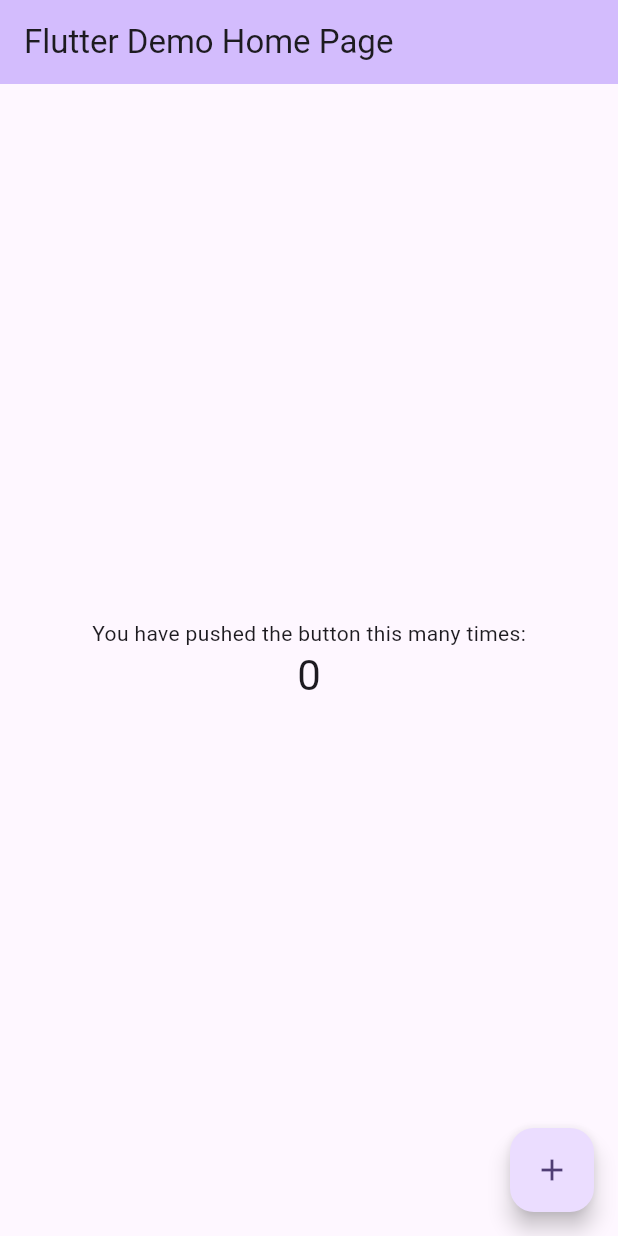
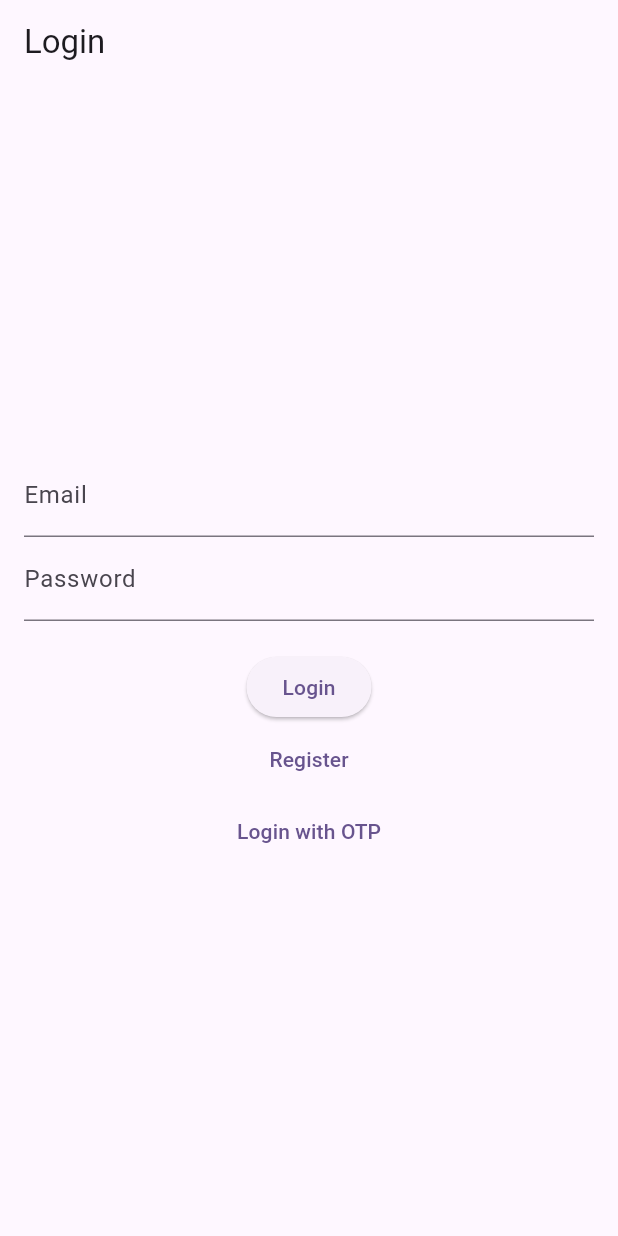
Before and after one commit to anushak1695/f2fproject, a Flutter app: the screen it shows after launch, on a phone screen of 412 x 824 dp. Run offline on Flutter 3.47's test engine with Material 3 defaults, Android fonts, the light colour scheme and no system bars; accounts and stored records are empty.

Commit message:
Add authentication flow with provider integration
- Updated `pubspec.yaml` to include the `provider` dependency.
- Refactored `main.dart` to use `ChangeNotifierProvider` for `AuthViewModel`.
- Created `LoginPage`, `RegisterPage`, `OtpPage`, and `ProfilePage` for user authentication.
- Implemented navigation between pages and basic UI for login, registration, and OTP verification.
- Added loading indicators during authentication processes.

```diff
--- a/lib/main.dart
+++ b/lib/main.dart
@@ -1,122 +1,28 @@
+import 'package:f2fproject/viewmodels/auth_viewmodel.dart';
+import 'package:f2fproject/views/login_page.dart';
 import 'package:flutter/material.dart';
+import 'package:provider/provider.dart';
 
 void main() {
-  runApp(const MyApp());
+  runApp(
+    ChangeNotifierProvider(
+      create: (_) => AuthViewModel(),
+      child: const MyApp(),
+    ),
+  );
 }
 
 class MyApp extends StatelessWidget {
   const MyApp({super.key});
 
-  // This widget is the root of your application.
   @override
   Widget build(BuildContext context) {
     return MaterialApp(
       title: 'Flutter Demo',
       theme: ThemeData(
-        // This is the theme of your application.
-        //
-        // TRY THIS: Try running your application with "flutter run". You'll see
-        // the application has a purple toolbar. Then, without quitting the app,
-        // try changing the seedColor in the colorScheme below to Colors.green
-        // and then invoke "hot reload" (save your changes or press the "hot
-        // reload" button in a Flutter-supported IDE, or press "r" if you used
-        // the command line to start the app).
-        //
-        // Notice that the counter didn't reset back to zero; the application
-        // state is not lost during the reload. To reset the state, use hot
-        // restart instead.
-        //
-        // This works for code too, not just values: Most code changes can be
-        // tested with just a hot reload.
         colorScheme: ColorScheme.fromSeed(seedColor: Colors.deepPurple),
       ),
-      home: const MyHomePage(title: 'Flutter Demo Home Page'),
+      home: const LoginPage(),
     );
   }
 }
-
-class MyHomePage extends StatefulWidget {
-  const MyHomePage({super.key, required this.title});
-
-  // This widget is the home page of your application. It is stateful, meaning
-  // that it has a State object (defined below) that contains fields that affect
-  // how it looks.
-
-  // This class is the configuration for the state. It holds the values (in this
-  // case the title) provided by the parent (in this case the App widget) and
-  // used by the build method of the State. Fields in a Widget subclass are
-  // always marked "final".
-
-  final String title;
-
-  @override
-  State<MyHomePage> createState() => _MyHomePageState();
-}
-
-class _MyHomePageState extends State<MyHomePage> {
-  int _counter = 0;
-
-  void _incrementCounter() {
-    setState(() {
-      // This call to setState tells the Flutter framework that something has
-      // changed in this State, which causes it to rerun the build method below
-      // so that the display can reflect the updated values. If we changed
-      // _counter without calling setState(), then the build method would not be
-      // called again, and so nothing would appear to happen.
-      _counter++;
-    });
-  }
-
-  @override
-  Widget build(BuildContext context) {
-    // This method is rerun every time setState is called, for instance as done
-    // by the _incrementCounter method above.
-    //
-    // The Flutter framework has been optimized to make rerunning build methods
-    // fast, so that you can just rebuild anything that needs updating rather
-    // than having to individually change instances of widgets.
-    return Scaffold(
-      appBar: AppBar(
-        // TRY THIS: Try changing the color here to a specific color (to
-        // Colors.amber, perhaps?) and trigger a hot reload to see the AppBar
-        // change color while the other colors stay the same.
-        backgroundColor: Theme.of(context).colorScheme.inversePrimary,
-        // Here we take the value from the MyHomePage object that was created by
-        // the App.build method, and use it to set our appbar title.
-        title: Text(widget.title),
-      ),
-      body: Center(
-        // Center is a layout widget. It takes a single child and positions it
-        // in the middle of the parent.
-        child: Column(
-          // Column is also a layout widget. It takes a list of children and
-          // arranges them vertically. By default, it sizes itself to fit its
-          // children horizontally, and tries to be as tall as its parent.
-          //
-          // Column has various properties to control how it sizes itself and
-          // how it positions its children. Here we use mainAxisAlignment to
-          // center the children vertically; the main axis here is the vertical
-          // axis because Columns are vertical (the cross axis would be
-          // horizontal).
-          //
-          // TRY THIS: Invoke "debug painting" (choose the "Toggle Debug Paint"
-          // action in the IDE, or press "p" in the console), to see the
-          // wireframe for each widget.
-          mainAxisAlignment: MainAxisAlignment.center,
-          children: <Widget>[
-            const Text('You have pushed the button this many times:'),
-            Text(
-              '$_counter',
-              style: Theme.of(context).textTheme.headlineMedium,
-            ),
-          ],
-        ),
-      ),
-      floatingActionButton: FloatingActionButton(
-        onPressed: _incrementCounter,
-        tooltip: 'Increment',
-        child: const Icon(Icons.add),
-      ), // This trailing comma makes auto-formatting nicer for build methods.
-    );
-  }
-}
--- /dev/null
+++ b/lib/models/user_model.dart
@@ -0,0 +1,13 @@
+class UserModel {
+  final String id;
+  final String name;
+  final String email;
+  final String? phone;
+
+  UserModel({
+    required this.id,
+    required this.name,
+    required this.email,
+    this.phone,
+  });
+}
--- /dev/null
+++ b/lib/viewmodels/auth_viewmodel.dart
@@ -0,0 +1,56 @@
+import 'package:flutter/material.dart';
+import '../models/user_model.dart';
+
+class AuthViewModel extends ChangeNotifier {
+  UserModel? _user;
+  bool _isLoading = false;
+  String? _otp;
+
+  UserModel? get user => _user;
+  bool get isLoading => _isLoading;
+  String? get otp => _otp;
+
+  Future<void> login(String email, String password) async {
+    _isLoading = true;
+    notifyListeners();
+    // Simulate login
+    await Future.delayed(const Duration(seconds: 1));
+    _user = UserModel(id: '1', name: 'Test User', email: email);
+    _isLoading = false;
+    notifyListeners();
+  }
+
+  Future<void> register(String name, String email, String password) async {
+    _isLoading = true;
+    notifyListeners();
+    // Simulate registration
+    await Future.delayed(const Duration(seconds: 1));
+    _user = UserModel(id: '2', name: name, email: email);
+    _isLoading = false;
+    notifyListeners();
+  }
+
+  Future<void> sendOtp(String phone) async {
+    _isLoading = true;
+    notifyListeners();
+    // Simulate sending OTP
+    await Future.delayed(const Duration(seconds: 1));
+    _otp = '123456';
+    _isLoading = false;
+    notifyListeners();
+  }
+
+  Future<bool> verifyOtp(String inputOtp) async {
+    _isLoading = true;
+    notifyListeners();
+    await Future.delayed(const Duration(milliseconds: 500));
+    _isLoading = false;
+    notifyListeners();
+    return inputOtp == _otp;
+  }
+
+  void logout() {
+    _user = null;
+    notifyListeners();
+  }
+}
--- /dev/null
+++ b/lib/views/login_page.dart
@@ -0,0 +1,64 @@
+import 'package:flutter/material.dart';
+import 'package:provider/provider.dart';
+import '../viewmodels/auth_viewmodel.dart';
+
+class LoginPage extends StatefulWidget {
+  const LoginPage({super.key});
+
+  @override
+  State<LoginPage> createState() => _LoginPageState();
+}
+
+class _LoginPageState extends State<LoginPage> {
+  final TextEditingController _emailController = TextEditingController();
+  final TextEditingController _passwordController = TextEditingController();
+
+  @override
+  Widget build(BuildContext context) {
+    final authVM = Provider.of<AuthViewModel>(context);
+    return Scaffold(
+      appBar: AppBar(title: const Text('Login')),
+      body: Padding(
+        padding: const EdgeInsets.all(16.0),
+        child: Column(
+          mainAxisAlignment: MainAxisAlignment.center,
+          children: [
+            TextField(
+              controller: _emailController,
+              decoration: const InputDecoration(labelText: 'Email'),
+            ),
+            TextField(
+              controller: _passwordController,
+              decoration: const InputDecoration(labelText: 'Password'),
+              obscureText: true,
+            ),
+            const SizedBox(height: 20),
+            authVM.isLoading
+                ? const CircularProgressIndicator()
+                : ElevatedButton(
+                    onPressed: () {
+                      authVM.login(
+                        _emailController.text,
+                        _passwordController.text,
+                      );
+                    },
+                    child: const Text('Login'),
+                  ),
+            TextButton(
+              onPressed: () {
+                Navigator.pushNamed(context, '/register');
+              },
+              child: const Text('Register'),
+            ),
+            TextButton(
+              onPressed: () {
+                Navigator.pushNamed(context, '/otp');
+              },
+              child: const Text('Login with OTP'),
+            ),
+          ],
+        ),
+      ),
+    );
+  }
+}
--- a/pubspec.yaml
+++ b/pubspec.yaml
@@ -30,6 +30,7 @@ environment:
 dependencies:
   flutter:
     sdk: flutter
+  provider: ^6.0.5
 
   # The following adds the Cupertino Icons font to your application.
   # Use with the CupertinoIcons class for iOS style icons.
```
Also changed, not shown: lib/views/otp_page.dart (added, +74 -0 lines), lib/views/profile_page.dart (added, +38 -0 lines), lib/views/register_page.dart (added, +58 -0 lines).
